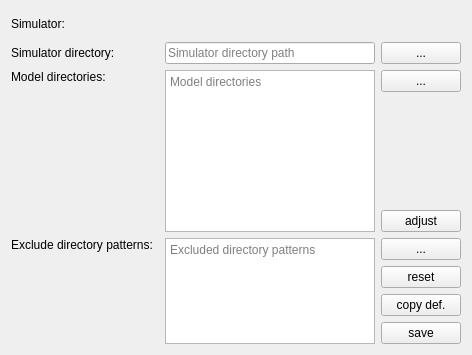
Above: src/blackgui/components/settingssimulatorbasicscomponent.ui from swift-project/pilotclient before the change. Below: the same form after it.
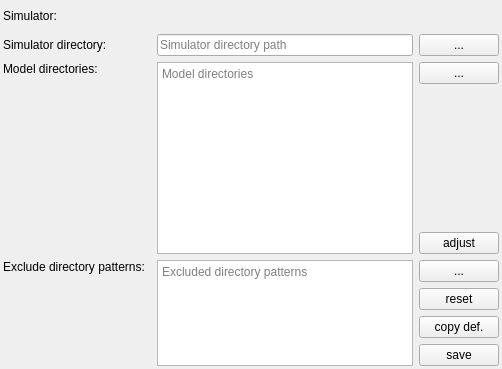
That is the form after the change. Custom widgets are drawn as their Qt base class.

```diff
--- a/src/blackgui/components/settingssimulatorbasicscomponent.ui
+++ b/src/blackgui/components/settingssimulatorbasicscomponent.ui
@@ -2,18 +2,69 @@
 <ui version="4.0">
  <class>CSettingsSimulatorBasicsComponent</class>
  <widget class="QFrame" name="CSettingsSimulatorBasicsComponent">
-  <property name="geometry">
-   <rect>
-    <x>0</x>
-    <y>0</y>
-    <width>472</width>
-    <height>355</height>
-   </rect>
-  </property>
   <property name="windowTitle">
    <string>Simulator basic settings</string>
   </property>
-  <layout class="QGridLayout" name="gl_SimulatorBasics">
+  <layout class="QGridLayout" name="gl_SimulatorBasics" columnstretch="0,1,0,0">
+   <property name="leftMargin">
+    <number>3</number>
+   </property>
+   <property name="topMargin">
+    <number>3</number>
+   </property>
+   <property name="rightMargin">
+    <number>3</number>
+   </property>
+   <property name="bottomMargin">
+    <number>3</number>
+   </property>
+   <item row="9" column="3">
+    <widget class="QPushButton" name="pb_CopyDefaults">
+     <property name="toolTip">
+      <string>copy (materialize) defaults</string>
+     </property>
+     <property name="text">
+      <string>copy def.</string>
+     </property>
+    </widget>
+   </item>
+   <item row="0" column="0">
+    <widget class="QLabel" name="lbl_Simulator">
+     <property name="text">
+      <string>Simulator:</string>
+     </property>
+    </widget>
+   </item>
+   <item row="1" column="3">
+    <widget class="QPushButton" name="pb_SimulatorFileDialog">
+     <property name="text">
+      <string>...</string>
+     </property>
+    </widget>
+   </item>
+   <item row="3" column="3">
+    <spacer name="hs_Buttons">
+     <property name="orientation">
+      <enum>Qt::Horizontal</enum>
+     </property>
+     <property name="sizeType">
+      <enum>QSizePolicy::Minimum</enum>
+     </property>
+     <property name="sizeHint" stdset="0">
+      <size>
+       <width>50</width>
+       <height>20</height>
+      </size>
+     </property>
+    </spacer>
+   </item>
+   <item row="8" column="3">
+    <widget class="QPushButton" name="pb_Reset">
+     <property name="text">
+      <string>reset</string>
+     </property>
+    </widget>
+   </item>
    <item row="1" column="2">
     <widget class="QLineEdit" name="le_SimulatorDirectory">
      <property name="placeholderText">
@@ -21,10 +72,10 @@
      </property>
     </widget>
    </item>
-   <item row="1" column="0">
-    <widget class="QLabel" name="lbl_SimulatorDirectory">
+   <item row="7" column="3">
+    <widget class="QPushButton" name="pb_ExcludeFileDialog">
      <property name="text">
-      <string>Simulator directory:</string>
+      <string>...</string>
      </property>
     </widget>
    </item>
@@ -35,7 +86,14 @@
      </property>
     </widget>
    </item>
-   <item row="6" column="2" rowspan="4">
+   <item row="2" column="3">
+    <widget class="QPushButton" name="pb_ModelFileDialog">
+     <property name="text">
+      <string>...</string>
+     </property>
+    </widget>
+   </item>
+   <item row="7" column="2" rowspan="4">
     <widget class="QPlainTextEdit" name="pte_ExcludeDirectories">
      <property name="documentTitle">
       <string>Excluded directory patterns</string>
@@ -48,14 +106,24 @@
      </property>
     </widget>
    </item>
-   <item row="2" column="2" rowspan="3">
+   <item row="5" column="3">
+    <widget class="QPushButton" name="pb_AdjustModelDirectory">
+     <property name="toolTip">
+      <string>remove redundant directories, fix file paths ...</string>
+     </property>
+     <property name="text">
+      <string>adjust</string>
+     </property>
+    </widget>
+   </item>
+   <item row="2" column="2" rowspan="4">
     <widget class="QPlainTextEdit" name="pte_ModelDirectories">
      <property name="placeholderText">
       <string>Model directories</string>
      </property>
     </widget>
    </item>
-   <item row="6" column="0" rowspan="4" alignment="Qt::AlignTop">
+   <item row="7" column="0" rowspan="4" alignment="Qt::AlignTop">
     <widget class="QLabel" name="lbl_ExcludeDirectories">
      <property name="toolTip">
       <string>Excluded from model loading</string>
@@ -65,14 +133,14 @@
      </property>
     </widget>
    </item>
-   <item row="0" column="0">
-    <widget class="QLabel" name="lbl_Simulator">
+   <item row="10" column="3">
+    <widget class="QPushButton" name="pb_Save">
      <property name="text">
-      <string>Simulator:</string>
+      <string>save</string>
      </property>
     </widget>
    </item>
-   <item row="0" column="1" colspan="2" alignment="Qt::AlignLeft">
+   <item row="0" column="1" colspan="3" alignment="Qt::AlignLeft">
     <widget class="BlackGui::Components::CSimulatorSelector" name="comp_SimulatorSelector">
      <property name="minimumSize">
       <size>
@@ -82,58 +150,10 @@
      </property>
     </widget>
    </item>
-   <item row="1" column="3">
-    <widget class="QPushButton" name="pb_SimulatorFileDialog">
+   <item row="1" column="0">
+    <widget class="QLabel" name="lbl_SimulatorDirectory">
      <property name="text">
-      <string>...</string>
-     </property>
-    </widget>
-   </item>
-   <item row="2" column="3">
-    <widget class="QPushButton" name="pb_ModelFileDialog">
-     <property name="text">
-      <string>...</string>
-     </property>
-    </widget>
-   </item>
-   <item row="4" column="3">
-    <widget class="QPushButton" name="pb_AdjustModelDirectory">
-     <property name="toolTip">
-      <string>remove redundant directories, fix file paths ...</string>
-     </property>
-     <property name="text">
-      <string>adjust</string>
-     </property>
-    </widget>
-   </item>
-   <item row="6" column="3">
-    <widget class="QPushButton" name="pb_ExcludeFileDialog">
-     <property name="text">
-      <string>...</string>
-     </property>
-    </widget>
-   </item>
-   <item row="7" column="3">
-    <widget class="QPushButton" name="pb_Reset">
-     <property name="text">
-      <string>reset</string>
-     </property>
-    </widget>
-   </item>
-   <item row="8" column="3">
-    <widget class="QPushButton" name="pb_CopyDefaults">
-     <property name="toolTip">
-      <string>copy (materialize) defaults</string>
-     </property>
-     <property name="text">
-      <string>copy def.</string>
-     </property>
-    </widget>
-   </item>
-   <item row="9" column="3">
-    <widget class="QPushButton" name="pb_Save">
-     <property name="text">
-      <string>save</string>
+      <string>Simulator directory:</string>
      </property>
     </widget>
    </item>
```
